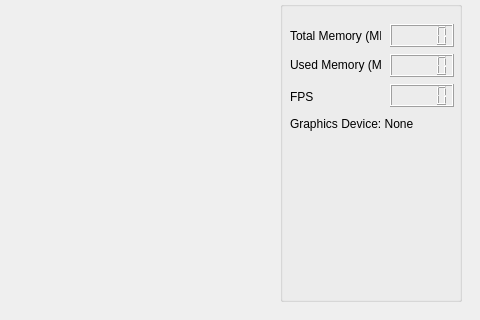
Before: the Qt Designer form src/mainwindow.ui in themangosteen/Visualization2-17s, drawn with Qt 5; both pictures show x 632 to 1112 and y 428 to 748 of the 1112 by 748 pixel window.
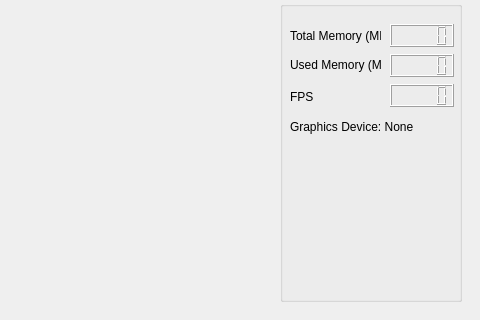
After: the same form once the commit is applied.

What changed in the file:
```diff
--- a/src/mainwindow.ui
+++ b/src/mainwindow.ui
@@ -432,11 +432,22 @@
           <property name="geometry">
            <rect>
             <x>10</x>
-            <y>130</y>
-            <width>161</width>
+            <y>133</y>
+            <width>171</width>
             <height>171</height>
            </rect>
           </property>
+          <property name="sizePolicy">
+           <sizepolicy hsizetype="Preferred" vsizetype="Maximum">
+            <horstretch>0</horstretch>
+            <verstretch>0</verstretch>
+           </sizepolicy>
+          </property>
+          <property name="font">
+           <font>
+            <pointsize>9</pointsize>
+           </font>
+          </property>
           <property name="text">
            <string>Graphics Device: None</string>
           </property>
```
